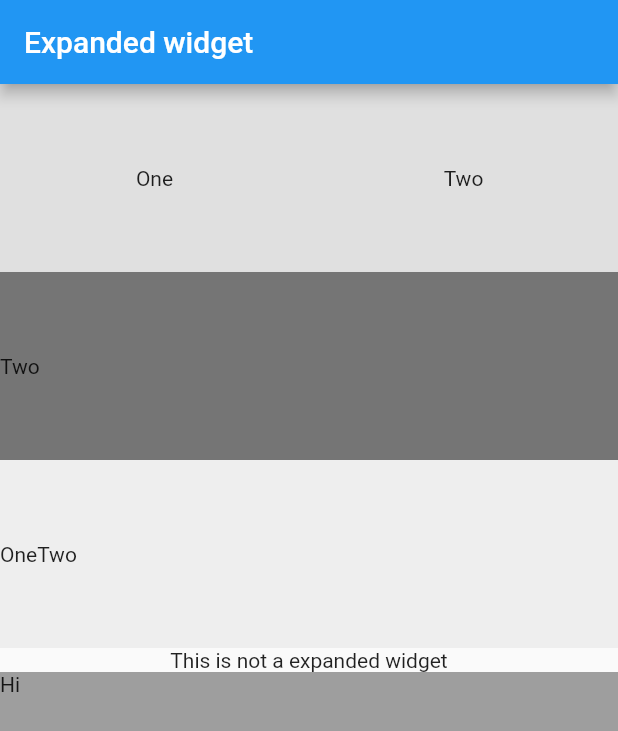
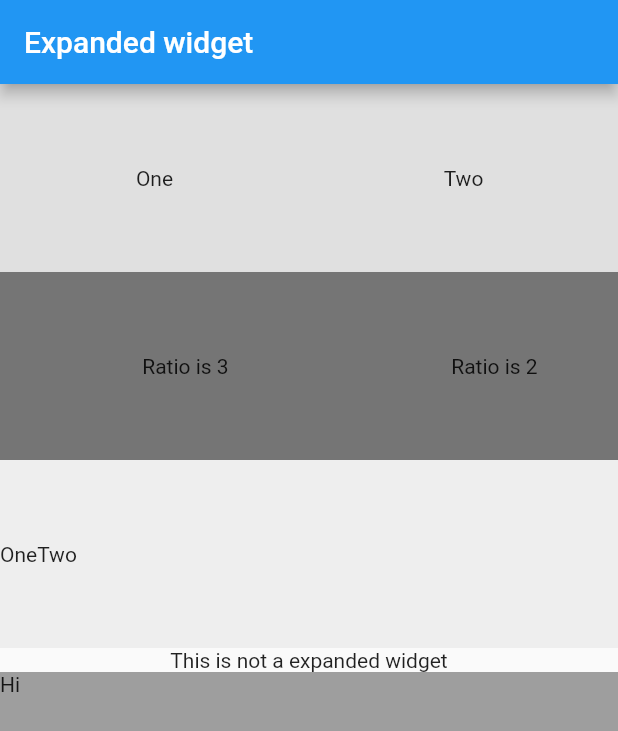
Before and after one commit to yashodgayashan/flutter-tutorial, a Flutter app: the screen it shows after launch, on a phone screen of 412 x 824 dp. Shown: the top 731 px of the screen. Run offline on Flutter 3.47's test engine with Material 2 defaults, Android fonts, the phone set to English and light mode, and no system bars.

Commit message:
Added expanded widget with flex in a row

```diff
--- a/lib/screens/expanded_screen.dart
+++ b/lib/screens/expanded_screen.dart
@@ -38,8 +38,19 @@ class ExpandedScreen extends StatelessWidget {
               color: Colors.grey[600],
               child: Row(
                 children: <Widget>[
-                  Text(""),
-                  Text("Two"),
+                  Expanded(
+                    child: Text(
+                      "Ratio is 3",
+                      textAlign: TextAlign.center,
+                    ),
+                    flex: 3,
+                  ),
+                  Expanded(
+                      child: Text(
+                        "Ratio is 2",
+                        textAlign: TextAlign.center,
+                      ),
+                      flex: 2),
                 ],
               ),
             ),
```
